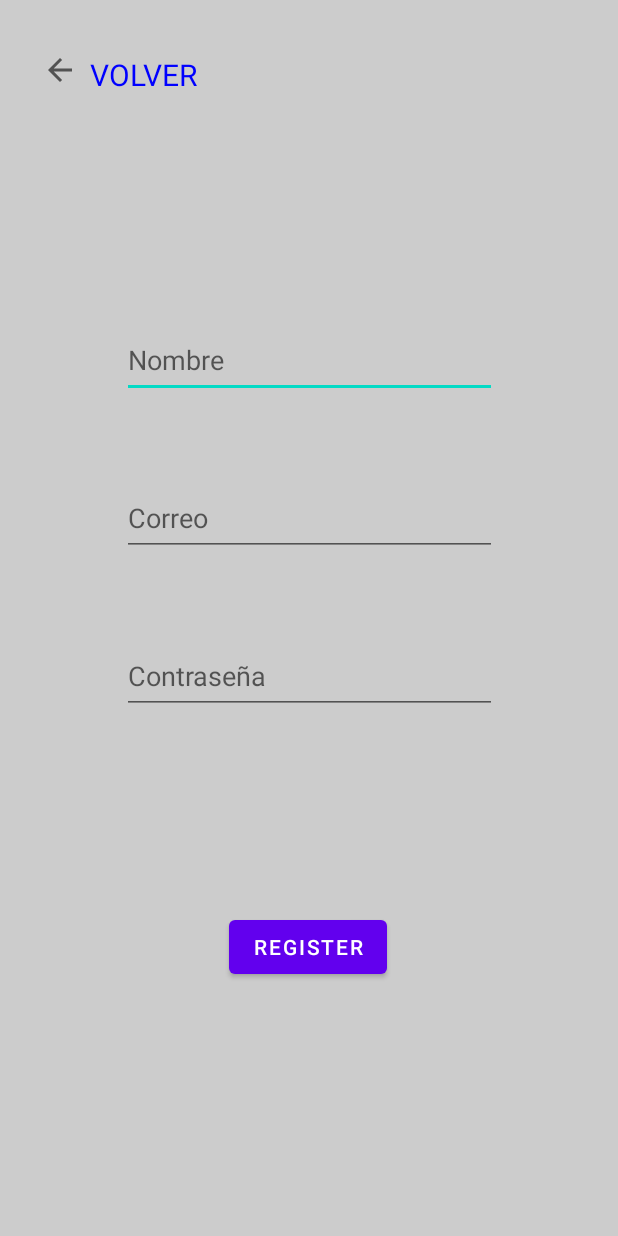
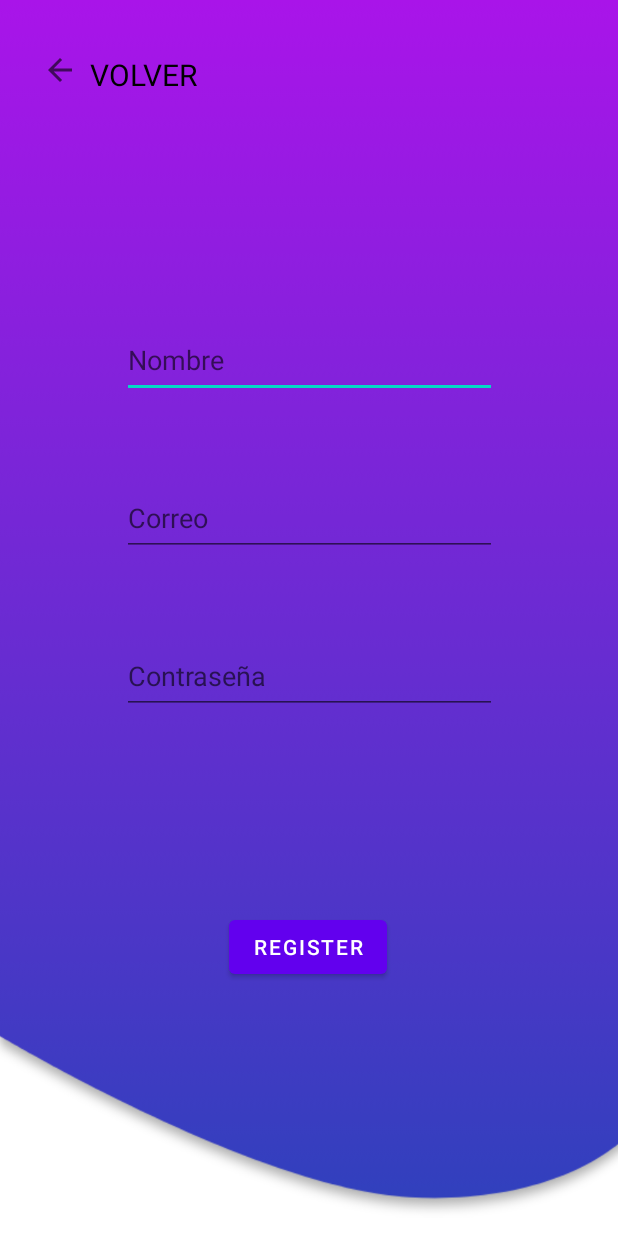
Before and after one commit to CarlosEduardoPichis/CarlosPichis_ProyectoFinal, an Android app: the RegisterActivity screen opened directly, with no data from a screen before it, on a phone screen of 412 x 824 dp. Run offline under Robolectric (Android 15) with nearby library versions, the light colour scheme and no system bars; our stand-ins replace Firebase (no records; nobody signed in at launch, a user with empty details on screens opened directly).

Commit message:
cambios en el programa

```diff
--- a/app/build.gradle
+++ b/app/build.gradle
@@ -26,6 +26,7 @@ android {
         sourceCompatibility JavaVersion.VERSION_1_8
         targetCompatibility JavaVersion.VERSION_1_8
     }
+    namespace 'com.example.proyecto_final'
 }
 
 dependencies {
@@ -34,6 +35,7 @@ dependencies {
     implementation 'com.google.android.material:material:1.8.0'
     implementation 'androidx.constraintlayout:constraintlayout:2.1.4'
     implementation 'com.google.firebase:firebase-firestore:24.4.5'
+    implementation 'com.google.firebase:firebase-database-ktx:20.2.0'
     testImplementation 'junit:junit:4.13.2'
     androidTestImplementation 'androidx.test.ext:junit:1.1.5'
     androidTestImplementation 'androidx.test.espresso:espresso-core:3.5.1'
--- a/app/src/main/AndroidManifest.xml
+++ b/app/src/main/AndroidManifest.xml
@@ -1,7 +1,6 @@
 <?xml version="1.0" encoding="utf-8"?>
 <manifest xmlns:android="http://schemas.android.com/apk/res/android"
-    xmlns:tools="http://schemas.android.com/tools"
-    package="com.example.proyecto_final">
+    xmlns:tools="http://schemas.android.com/tools">
     // Conectarse a la red para nuestra aplicacion se debe realizar las operaciones
     <uses-permission android:name="android.permission.INTERNET" />
     <uses-permission android:name="android.permission.ACCESS_NETWORK_STATE" />
--- a/app/src/main/java/com/example/proyecto_final/RegisterActivity.java
+++ b/app/src/main/java/com/example/proyecto_final/RegisterActivity.java
@@ -12,8 +12,14 @@ import android.widget.EditText;
 import android.widget.ImageButton;
 import android.widget.Toast;
 
+import com.google.android.gms.tasks.OnCompleteListener;
 import com.google.android.gms.tasks.OnFailureListener;
 import com.google.android.gms.tasks.OnSuccessListener;
+import com.google.android.gms.tasks.Task;
+import com.google.firebase.auth.AuthResult;
+import com.google.firebase.auth.FirebaseAuth;
+import com.google.firebase.database.DatabaseReference;
+import com.google.firebase.database.FirebaseDatabase;
 import com.google.firebase.firestore.DocumentReference;
 import com.google.firebase.firestore.FirebaseFirestore;
 
@@ -43,7 +49,7 @@ public class RegisterActivity extends AppCompatActivity {
     private void iniciarVar(){
         // Inicializar y asignar valores a las variables de la actividad en la que se encuentra
         nombre = findViewById(R.id.editTextNombre);
-        correo = findViewById(R.id.editCorreo);
+        correo = findViewById(R.id.editTextCorreo);
         clave = findViewById(R.id.editTextClave);
         volver = findViewById(R.id.atras);
         guardar = findViewById(R.id.btn_add);
--- a/app/src/main/res/layout/activity_register.xml
+++ b/app/src/main/res/layout/activity_register.xml
@@ -5,14 +5,14 @@
     android:layout_width="match_parent"
     android:layout_height="match_parent"
     tools:context=".RegisterActivity"
-    android:background="#CCCCCC">
+    android:background="@drawable/background">
 
     <TextView
         android:id="@+id/textView5"
         android:layout_width="wrap_content"
         android:layout_height="wrap_content"
         android:text="VOLVER"
-        android:textColor="#0000FF"
+        android:textColor="#000000"
         android:textSize="20sp"
         app:layout_constraintBottom_toBottomOf="parent"
         app:layout_constraintEnd_toEndOf="parent"
--- a/build.gradle
+++ b/build.gradle
@@ -6,8 +6,8 @@ buildscript{
 }
 
 plugins {
-    id 'com.android.application' version '7.2.2' apply false
-    id 'com.android.library' version '7.2.2' apply false
+    id 'com.android.application' version '8.0.0' apply false
+    id 'com.android.library' version '8.0.0' apply false
 }
 
 task clean(type: Delete) {
--- a/gradle.properties
+++ b/gradle.properties
@@ -19,3 +19,5 @@ android.useAndroidX=true
 # resources declared in the library itself and none from the library's dependencies,
 # thereby reducing the size of the R class for that library
 android.nonTransitiveRClass=true
+android.defaults.buildfeatures.buildconfig=true
+android.nonFinalResIds=false
```
Also changed, not shown: app/src/main/java/com/example/proyecto_final/EntradaActivity.java (+34 -0 lines), gradle/wrapper/gradle-wrapper.properties.
